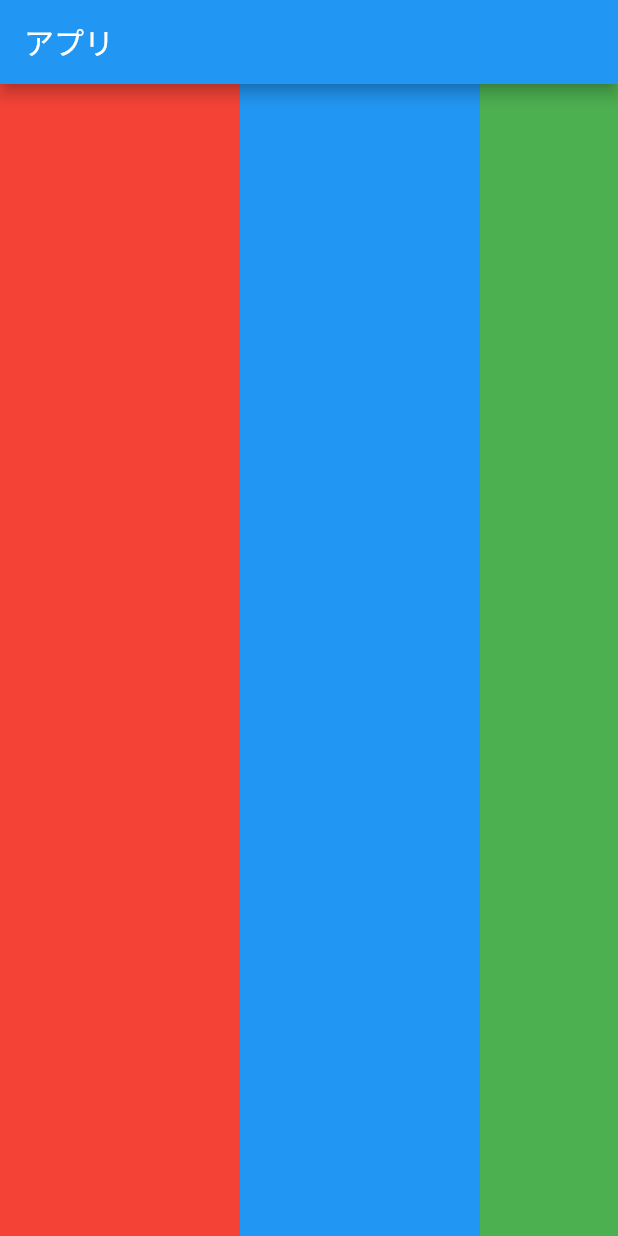
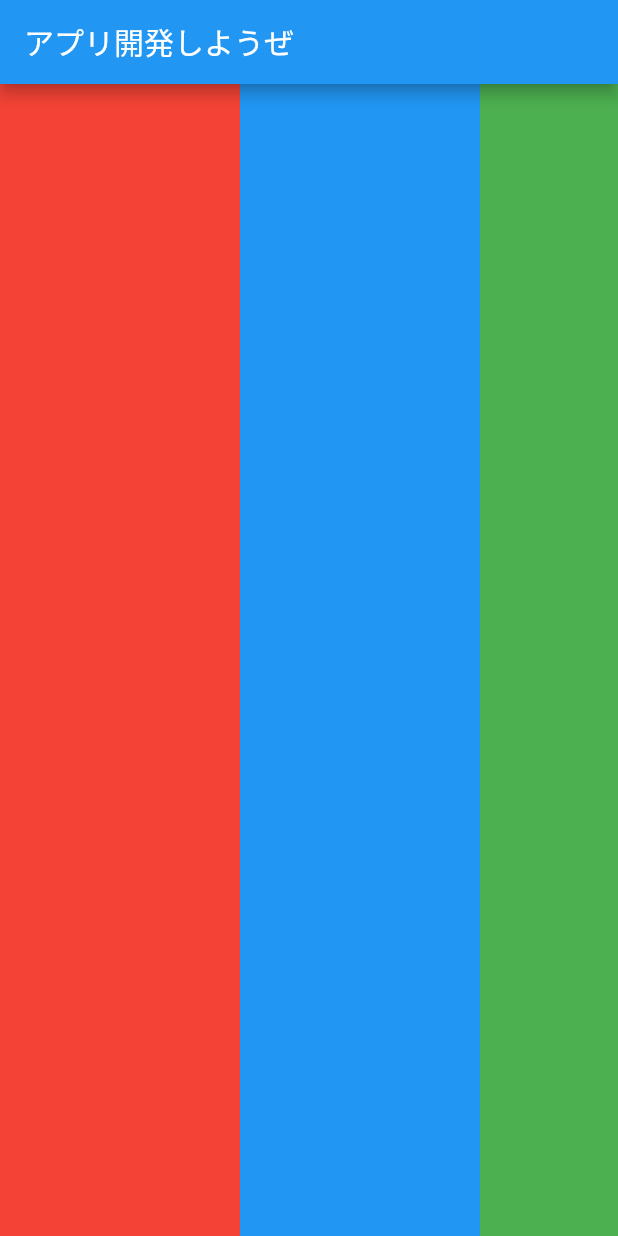
Before and after one commit to feei031/feei2, a Flutter app: the screen it shows after launch, on a phone screen of 412 x 824 dp. Run offline on Flutter 3.47's test engine with Material 2 defaults, Android fonts, the phone set to English and light mode, and no system bars.

Commit message:
開発しようぜに変更

```diff
--- a/lib/main.dart
+++ b/lib/main.dart
@@ -40,7 +40,7 @@ class _MyHomePageState extends State<MyHomePage> {
 
     return Scaffold(
       appBar: AppBar(
-        title: Text('アプリ'),
+        title: Text('アプリ開発しようぜ'),
       ),
       body: Container(
         width: double.infinity,
```
